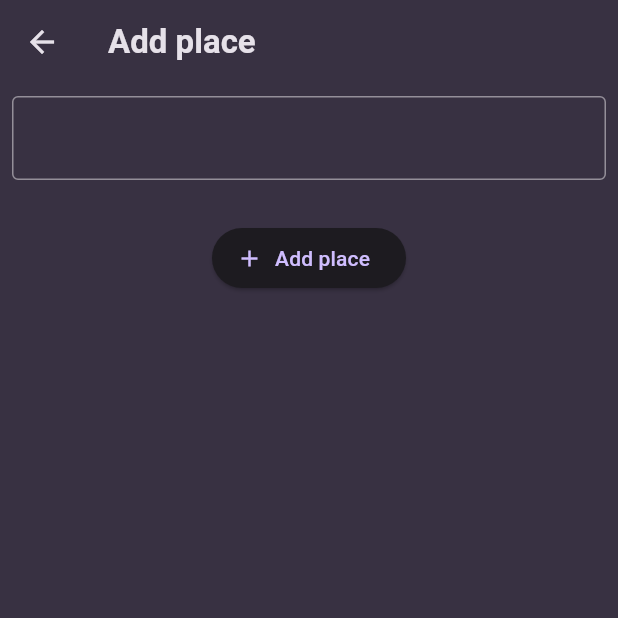
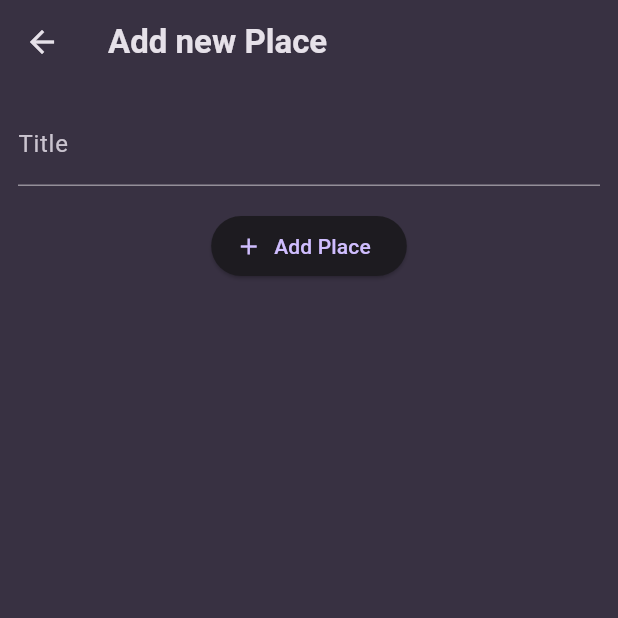
Before and after one commit to lakshit1/favorite_places, a Flutter app: the screen it shows after launch, after a tap on the "add" icon, on a phone screen of 412 x 824 dp, the top half of it. Run offline on Flutter 3.47's test engine with Material 3 defaults, Android fonts, the phone set to English and light mode, and no system bars; our stand-ins replace flutter_riverpod, google_fonts.

Commit message:
sync with coach

```diff
--- a/lib/main.dart
+++ b/lib/main.dart
@@ -1,8 +1,8 @@
-import 'package:favorite_places/screens/places.dart';
 import 'package:flutter/material.dart';
 import 'package:flutter_riverpod/flutter_riverpod.dart';
+import 'package:google_fonts/google_fonts.dart';
 
-import 'package:google_fonts/google_fonts.dart';
+import 'package:favorite_places/screens/places.dart';
 
 final colorScheme = ColorScheme.fromSeed(
   brightness: Brightness.dark,
--- a/lib/modals/place.dart
+++ b/lib/models/place.dart
@@ -1,14 +1,10 @@
 import 'package:uuid/uuid.dart';
 
-  const uuid = Uuid();
+const uuid = Uuid();
 
 class Place {
   Place({required this.title}) : id = uuid.v4();
 
-
-
   final String id;
   final String title;
-
-
 }
--- a/lib/providers/places_provider.dart
+++ /dev/null
@@ -1,15 +0,0 @@
-import 'package:favorite_places/modals/place.dart';
-import 'package:flutter_riverpod/flutter_riverpod.dart';
-
-class PlacesNotifier extends StateNotifier<List<Place>> {
-  PlacesNotifier() : super([Place(title: 'India')]);
-
-  void addPlace(Place place) {
-    state = [...state, place];
-  }
-}
-
-final placesProvider =
-    StateNotifierProvider<PlacesNotifier, List<Place>>((ref) {
-  return PlacesNotifier();
-});
--- /dev/null
+++ b/lib/providers/user_places.dart
@@ -0,0 +1,17 @@
+import 'package:flutter_riverpod/flutter_riverpod.dart';
+
+import 'package:favorite_places/models/place.dart';
+
+class UserPlacesNotifier extends StateNotifier<List<Place>> {
+  UserPlacesNotifier() : super(const []);
+
+  void addPlace(String title) {
+    final newPlace = Place(title: title);
+    state = [newPlace, ...state];
+  }
+}
+
+final userPlacesProvider =
+    StateNotifierProvider<UserPlacesNotifier, List<Place>>(
+  (ref) => UserPlacesNotifier(),
+);
--- a/lib/screens/add_place.dart
+++ b/lib/screens/add_place.dart
@@ -1,21 +1,34 @@
-import 'package:favorite_places/modals/place.dart';
-import 'package:favorite_places/providers/places_provider.dart';
 import 'package:flutter/material.dart';
 import 'package:flutter_riverpod/flutter_riverpod.dart';
 
-class AddPlace extends ConsumerStatefulWidget {
-  const AddPlace({super.key});
+import 'package:favorite_places/providers/user_places.dart';
+
+class AddPlaceScreen extends ConsumerStatefulWidget {
+  const AddPlaceScreen({super.key});
 
   @override
-  ConsumerState<AddPlace> createState() => _AddPlaceState();
+  ConsumerState<AddPlaceScreen> createState() {
+    return _AddPlaceScreenState();
+  }
 }
 
-class _AddPlaceState extends ConsumerState<AddPlace> {
+class _AddPlaceScreenState extends ConsumerState<AddPlaceScreen> {
   final _titleController = TextEditingController();
+
+  void _savePlace() {
+    final enteredTitle = _titleController.text;
+
+    if (enteredTitle.isEmpty) {
+      return;
+    }
+
+    ref.read(userPlacesProvider.notifier).addPlace(enteredTitle);
+
+    Navigator.of(context).pop();
+  }
 
   @override
   void dispose() {
-    // TODO: implement dispose
     _titleController.dispose();
     super.dispose();
   }
@@ -24,35 +37,27 @@ class _AddPlaceState extends ConsumerState<AddPlace> {
   Widget build(BuildContext context) {
     return Scaffold(
       appBar: AppBar(
-        title: const Text('Add place'),
+        title: const Text('Add new Place'),
       ),
-      body: Column(
-        children: [
-          Padding(
-            padding: const EdgeInsets.all(8.0),
-            child: TextField(
+      body: SingleChildScrollView(
+        padding: const EdgeInsets.all(12),
+        child: Column(
+          children: [
+            TextField(
+              decoration: const InputDecoration(labelText: 'Title'),
               controller: _titleController,
-              decoration: InputDecoration(
-                border: OutlineInputBorder(),
+              style: TextStyle(
+                color: Theme.of(context).colorScheme.onSurface,
               ),
             ),
-          ),
-          const SizedBox(
-            height: 20,
-          ),
-          ElevatedButton.icon(
-            iconAlignment: IconAlignment.start,
-            onPressed: () {
-              print('Text ${_titleController.text}');
-              ref
-                  .read(placesProvider.notifier)
-                  .addPlace(Place(title: _titleController.text));
-              Navigator.of(context).pop();
-            },
-            icon: const Icon(Icons.add),
-            label: const Text('Add place'),
-          ),
-        ],
+            const SizedBox(height: 16),
+            ElevatedButton.icon(
+              onPressed: _savePlace,
+              icon: const Icon(Icons.add),
+              label: const Text('Add Place'),
+            ),
+          ],
+        ),
       ),
     );
   }
--- a/lib/screens/places.dart
+++ b/lib/screens/places.dart
@@ -1,24 +1,36 @@
+import 'package:flutter/material.dart';
+import 'package:flutter_riverpod/flutter_riverpod.dart';
+
 import 'package:favorite_places/screens/add_place.dart';
-import 'package:favorite_places/widget/places_list.dart';
-import 'package:flutter/material.dart';
+import 'package:favorite_places/widgets/places_list.dart';
+import 'package:favorite_places/providers/user_places.dart';
 
-class PlacesScreen extends StatelessWidget {
+class PlacesScreen extends ConsumerWidget {
   const PlacesScreen({super.key});
 
   @override
-  Widget build(BuildContext context) {
+  Widget build(BuildContext context, WidgetRef ref) {
+    final userPlaces = ref.watch(userPlacesProvider);
+
     return Scaffold(
       appBar: AppBar(
-        title: Text('Your Places'),
+        title: const Text('Your Places'),
         actions: [
           IconButton(
-            onPressed: () => Navigator.of(context)
-                .push(MaterialPageRoute(builder: (context) => AddPlace())),
-            icon: Icon(Icons.add),
+            icon: const Icon(Icons.add),
+            onPressed: () {
+              Navigator.of(context).push(
+                MaterialPageRoute(
+                  builder: (ctx) => const AddPlaceScreen(),
+                ),
+              );
+            },
           ),
         ],
       ),
-      body: PlacesList(),
+      body: PlacesList(
+        places: userPlaces,
+      ),
     );
   }
 }
--- a/lib/widget/places_list.dart
+++ /dev/null
@@ -1,28 +0,0 @@
-import 'package:favorite_places/providers/places_provider.dart';
-import 'package:flutter/material.dart';
-import 'package:flutter_riverpod/flutter_riverpod.dart';
-
-class PlacesList extends ConsumerStatefulWidget {
-  const PlacesList({super.key});
-
-  @override
-  ConsumerState<PlacesList> createState() => _PlacesListState();
-}
-
-class _PlacesListState extends ConsumerState<PlacesList> {
-  @override
-  Widget build(BuildContext context) {
-    final placesList = ref.watch(placesProvider);
-    return ListView(
-      children: [
-        for (final placeItem in placesList)
-          ListTile(
-            title: Text(
-              placeItem.title,
-              style: Theme.of(context).textTheme.titleMedium,
-            ),
-          )
-      ],
-    );
-  }
-}
--- /dev/null
+++ b/lib/widgets/places_list.dart
@@ -0,0 +1,43 @@
+import 'package:favorite_places/screens/place_detail.dart';
+import 'package:flutter/material.dart';
+
+import 'package:favorite_places/models/place.dart';
+
+class PlacesList extends StatelessWidget {
+  const PlacesList({super.key, required this.places});
+
+  final List<Place> places;
+
+  @override
+  Widget build(BuildContext context) {
+    if (places.isEmpty) {
+      return Center(
+        child: Text(
+          'No places added yet',
+          style: Theme.of(context).textTheme.bodyLarge!.copyWith(
+                color: Theme.of(context).colorScheme.onSurface,
+              ),
+        ),
+      );
+    }
+
+    return ListView.builder(
+      itemCount: places.length,
+      itemBuilder: (ctx, index) => ListTile(
+        title: Text(
+          places[index].title,
+          style: Theme.of(context).textTheme.titleMedium!.copyWith(
+                color: Theme.of(context).colorScheme.onSurface,
+              ),
+        ),
+        onTap: () {
+          Navigator.of(context).push(
+            MaterialPageRoute(
+              builder: (ctx) => PlaceDetailScreen(place: places[index]),
+            ),
+          );
+        },
+      ),
+    );
+  }
+}
```
Also changed, not shown: lib/screens/place_detail.dart (added, +26 -0 lines).
